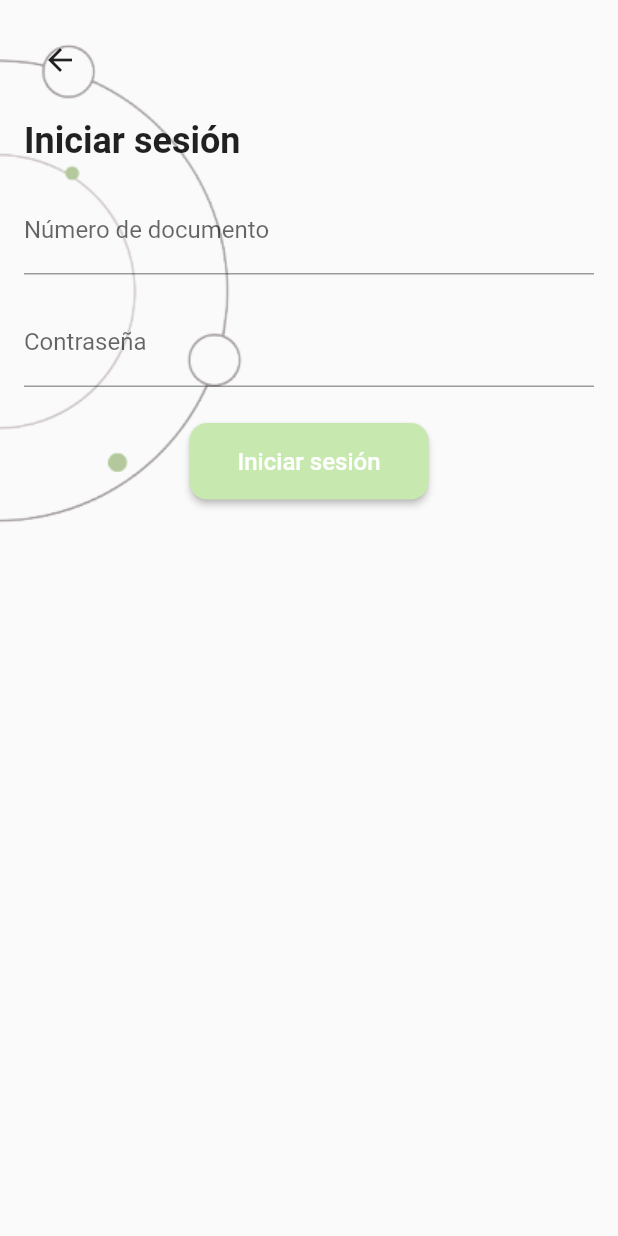
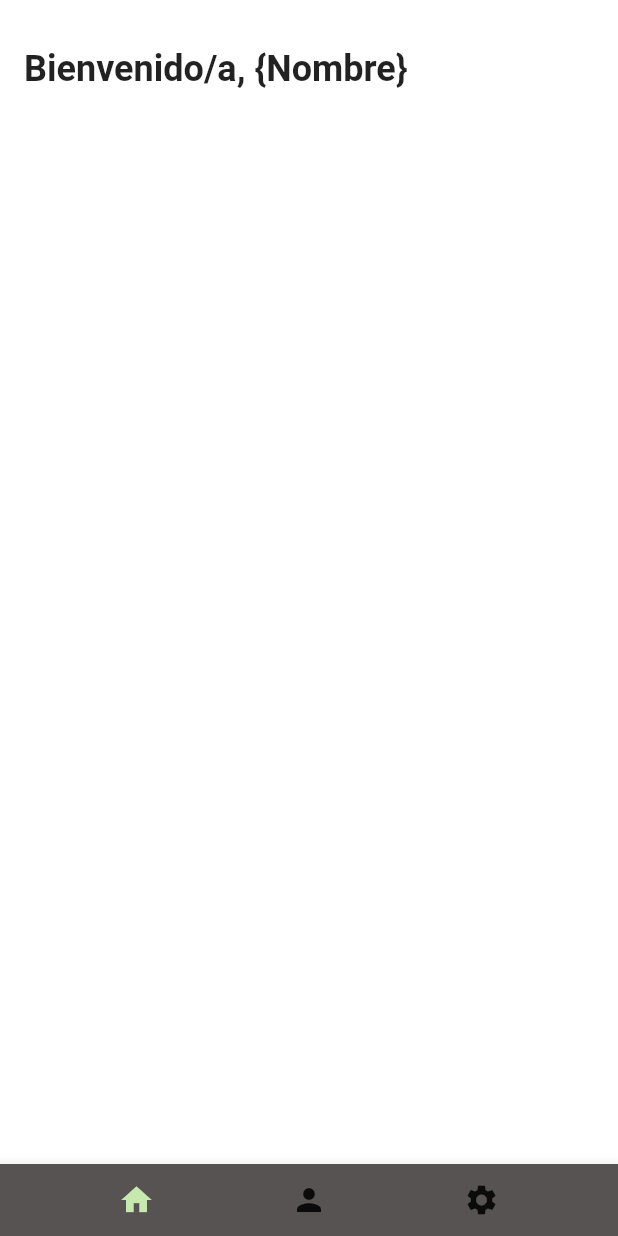
Before and after one commit to GabyLinares/regemotorapp, a Flutter app: the Login screen opened directly, after a tap on "Iniciar sesión", on a phone screen of 412 x 824 dp. Run offline on Flutter 3.47's test engine with Material 2 defaults, Android fonts, the phone set to English and light mode, and no system bars; our stand-ins replace get.

Commit message:
Se añade la pantalla home

```diff
--- /dev/null
+++ b/lib/pages/home.dart
@@ -0,0 +1,68 @@
+import 'package:flutter/material.dart';
+import 'package:get/get.dart';
+import 'package:regemotorapp/controllers/controller.dart';
+
+class Home extends StatelessWidget {
+  @override
+  Widget build(BuildContext context) {
+
+    final Controller appController = Get.find();
+    // FALTA AGREGAR EL LOGO DE FONDO
+
+    return Scaffold(
+      backgroundColor: Colors.white,
+      body: SafeArea(
+        child: SingleChildScrollView(
+          child: Container(
+            padding: EdgeInsets.all(16.0),
+            child: Column(
+              crossAxisAlignment: CrossAxisAlignment.start,
+              children: [
+                SizedBox(height: 16.0),
+                Text(
+                  'Bienvenido/a, {Nombre}',
+                  style: TextStyle(
+                    fontSize: 24,
+                    fontWeight: FontWeight.bold,
+                  ),
+                ),
+                SizedBox(height: 16.0),
+                // Contenido de la pantalla
+              ],
+            ),
+          ),
+        ),
+      ),
+      bottomNavigationBar: BottomAppBar(
+        shape: CircularNotchedRectangle(),
+        notchMargin: 8.0,
+        color: Color(0xFF575353),
+        child: Row(
+          mainAxisSize: MainAxisSize.max,
+          mainAxisAlignment: MainAxisAlignment.spaceEvenly,
+          children: [
+            IconButton(
+              icon: Icon(Icons.home),
+              color: Color(0xFFC7E9B0),
+              onPressed: () {
+                // Acción del botón de casa
+              },
+            ),
+            IconButton(
+              icon: Icon(Icons.person),
+              onPressed: () {
+                // Acción del botón de persona
+              },
+            ),
+            IconButton(
+              icon: Icon(Icons.settings),
+              onPressed: () {
+                // Acción del botón de tuerca
+              },
+            ),
+          ],
+        ),
+      ),
+    );
+  }
+}
--- a/lib/pages/iniciosesion.dart
+++ b/lib/pages/iniciosesion.dart
@@ -2,10 +2,13 @@ import 'package:flutter/material.dart';
 import 'package:regemotorapp/controllers/controller.dart';
 import 'package:get/get.dart';
 import 'package:flutter/services.dart';
+import 'package:regemotorapp/pages/home.dart';
 
 class Login extends StatelessWidget {
   @override
   Widget build(BuildContext context) {
+    final Controller appController = Get.find();
+    //SystemChrome.setEnabledSystemUIOverlays([]);
     return Scaffold(
       body: SafeArea(
         child: Stack(
@@ -67,7 +70,9 @@ class Login extends StatelessWidget {
                     alignment: Alignment.center,
                     child: ElevatedButton(
                       onPressed: () {
-                        // Lógica para iniciar sesión
+                        // FALTA LA LOGICA DE VERIFICA LA IDENTIDAD
+                        // POR EL MOMENTO SE PASA DIRECTAMENTE A LA PANTALLA HOME
+                        Get.to(() => Home());
                       },
                       child: Text(
                         'Iniciar sesión',
--- a/lib/pages/registro.dart
+++ b/lib/pages/registro.dart
@@ -6,6 +6,7 @@ import 'package:flutter/services.dart';
 class Registro extends StatelessWidget {
   @override
   Widget build(BuildContext context) {
+    final Controller appController = Get.find();
     return Scaffold(
       resizeToAvoidBottomInset: false, // Prevents bottom overflow
       body: SafeArea(
```
